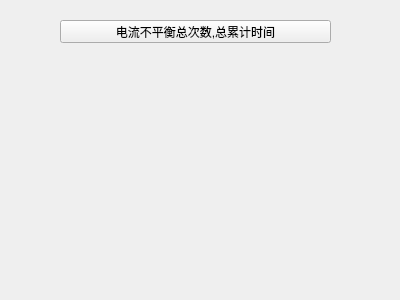
Old version of the form SerialPortAssistant-master/SerialPortAssistant-master/event/currentimbalance.ui in the repository qq71838603/SerialPort-read9009.
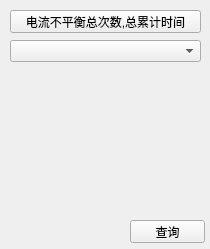
New version of the form.

Commit message:
新增查询码,修正错误处理
1.9009电表更新错误码操作处理
2.修正零线电流,电网频率处理
3.新增电压不平衡总次数,总累计时间.电流不平衡总次数,总累计时间查询
组装10次电压不平衡记录以及10次电流不平衡记录查询,由于版本问题暂无返回数据.

Patch:
```diff
--- a/SerialPortAssistant-master/SerialPortAssistant-master/event/currentimbalance.ui
+++ b/SerialPortAssistant-master/SerialPortAssistant-master/event/currentimbalance.ui
@@ -6,8 +6,8 @@
    <rect>
     <x>0</x>
     <y>0</y>
-    <width>400</width>
-    <height>300</height>
+    <width>210</width>
+    <height>249</height>
    </rect>
   </property>
   <property name="windowTitle">
@@ -16,9 +16,9 @@
   <widget class="QPushButton" name="Acurrentimbalance">
    <property name="geometry">
     <rect>
-     <x>60</x>
-     <y>20</y>
-     <width>271</width>
+     <x>10</x>
+     <y>10</y>
+     <width>191</width>
      <height>23</height>
     </rect>
    </property>
@@ -26,6 +26,29 @@
     <string>电流不平衡总次数,总累计时间</string>
    </property>
   </widget>
+  <widget class="QComboBox" name="comboBox">
+   <property name="geometry">
+    <rect>
+     <x>10</x>
+     <y>40</y>
+     <width>191</width>
+     <height>22</height>
+    </rect>
+   </property>
+  </widget>
+  <widget class="QPushButton" name="query_button">
+   <property name="geometry">
+    <rect>
+     <x>130</x>
+     <y>220</y>
+     <width>75</width>
+     <height>23</height>
+    </rect>
+   </property>
+   <property name="text">
+    <string>查询</string>
+   </property>
+  </widget>
  </widget>
  <resources/>
  <connections/>
```
The commit also changes 8 other files.
